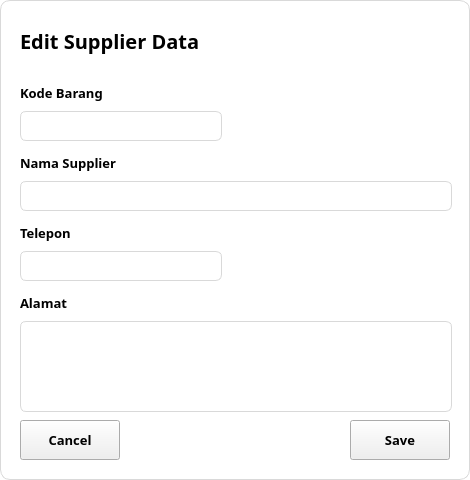
Qt form ui/supplierEditDialog.ui (iKzuu/mini-erp) before a commit.
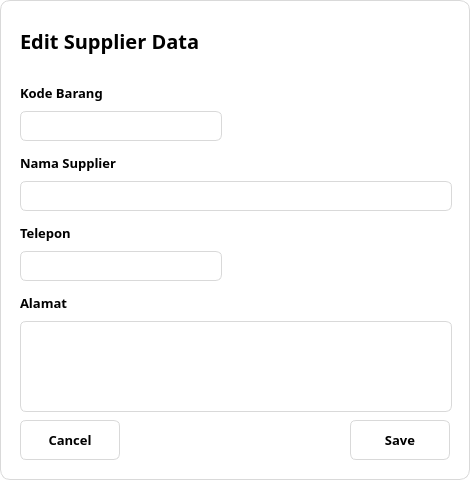
The same form after that commit. Icons and pictures are not drawn.

Commit message: update style for close, cancel, and save button

```diff
--- a/ui/supplierEditDialog.ui
+++ b/ui/supplierEditDialog.ui
@@ -330,6 +330,18 @@
      <bold>true</bold>
     </font>
    </property>
+   <property name="styleSheet">
+    <string notr="true">QPushButton{
+	background-color: white;
+	border: 1px solid #D9D9D9;
+	border-radius: 6px;
+}
+
+QPushButton:hover{
+	color: #3D6CEE;
+	border: 1px solid #3D6CEE;
+}</string>
+   </property>
    <property name="text">
     <string>Cancel</string>
    </property>
@@ -351,6 +363,18 @@
      <bold>true</bold>
     </font>
    </property>
+   <property name="styleSheet">
+    <string notr="true">QPushButton{
+	background-color: white;
+	border: 1px solid #D9D9D9;
+	border-radius: 6px;
+}
+
+QPushButton:hover{
+	color: #3D6CEE;
+	border: 1px solid #3D6CEE;
+}</string>
+   </property>
    <property name="text">
     <string>Save</string>
    </property>
```
Left out of the diff: 2 changed lines with no effect on the pictures. The commit also changes 3 other files.
